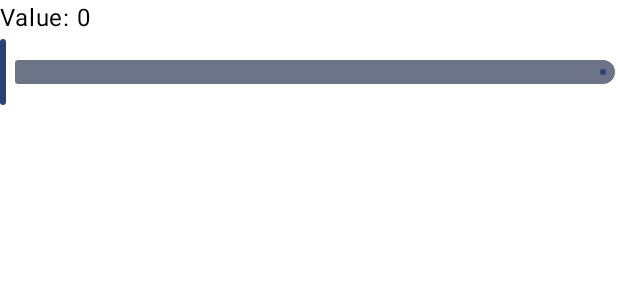
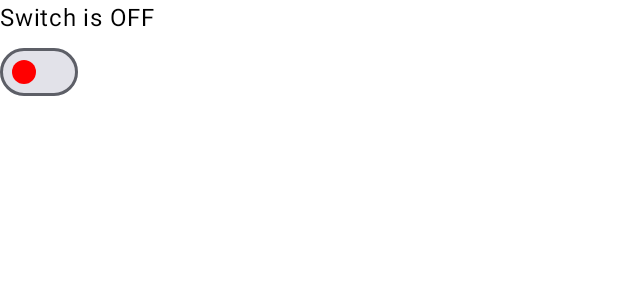
Before and after one commit to JangWoojun/Compose_UI, an Android app built with Jetpack Compose: the @Preview function GreetingPreview, on a phone screen of 412 x 824 dp. Shown: the top 300 px of the screen. Run offline under Robolectric (Android 15) with nearby library versions, the phone set to English and light mode, and no system bars.

Commit message:
15. Switch

```diff
--- a/app/src/main/java/com/seogaemo/compose_ui/MainActivity.kt
+++ b/app/src/main/java/com/seogaemo/compose_ui/MainActivity.kt
@@ -7,10 +7,13 @@ import androidx.activity.enableEdgeToEdge
 import androidx.compose.foundation.layout.Column
 import androidx.compose.foundation.layout.fillMaxWidth
 import androidx.compose.material3.Slider
+import androidx.compose.material3.Switch
+import androidx.compose.material3.SwitchDefaults
 import androidx.compose.material3.Text
 import androidx.compose.runtime.Composable
 import androidx.compose.runtime.getValue
 import androidx.compose.runtime.mutableFloatStateOf
+import androidx.compose.runtime.mutableStateOf
 import androidx.compose.runtime.remember
 import androidx.compose.runtime.setValue
 import androidx.compose.ui.Modifier
@@ -31,18 +34,20 @@ class MainActivity : ComponentActivity() {
 
 @Composable
 fun Greeting() {
-    var sliderValue by remember { mutableFloatStateOf(0f) }
+    var isChecked by remember { mutableStateOf(false) }
 
-    Column {
-        Text(text = "Value: ${sliderValue.toInt()}")
+    Column(
+        modifier = Modifier.fillMaxWidth()
+    ) {
+        Text(text = if (isChecked) "Switch is ON" else "Switch is OFF")
 
-        Slider(
-            value = sliderValue,
-            onValueChange = { newValue ->
-                sliderValue = newValue
-            },
-            valueRange = 0f..100f,
-            modifier = Modifier.fillMaxWidth()
+        Switch(
+            checked = isChecked,
+            onCheckedChange = { isChecked = it },
+            colors = SwitchDefaults.colors(
+                checkedThumbColor = androidx.compose.ui.graphics.Color.Green,
+                uncheckedThumbColor = androidx.compose.ui.graphics.Color.Red
+            )
         )
     }
 }
```
